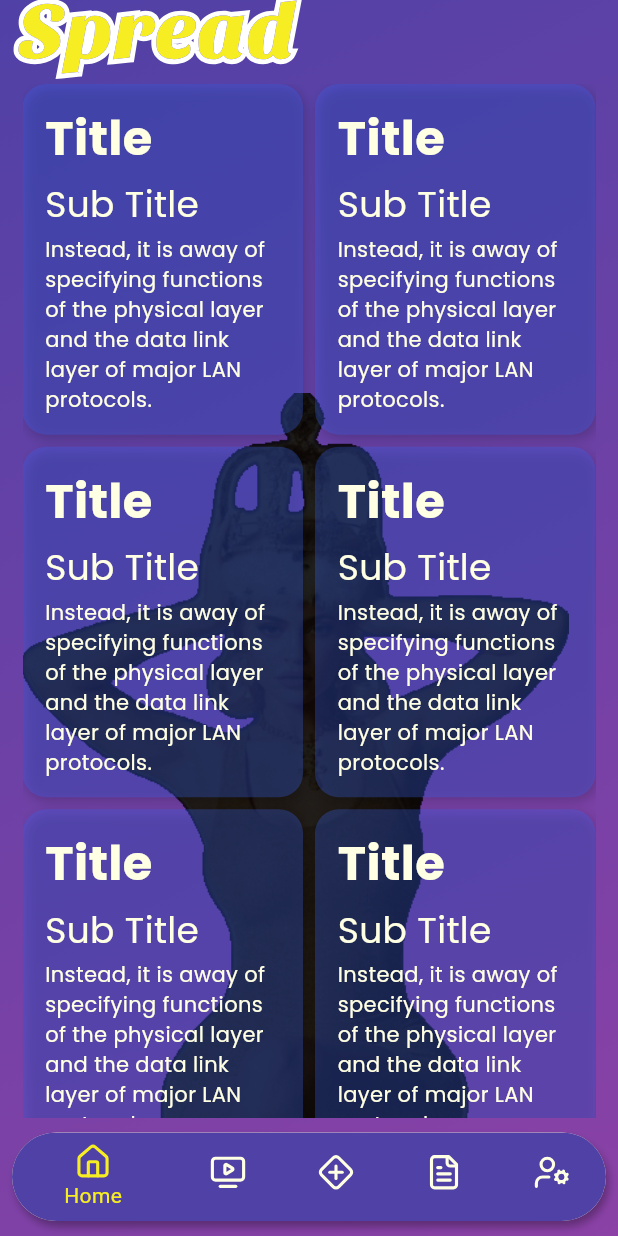
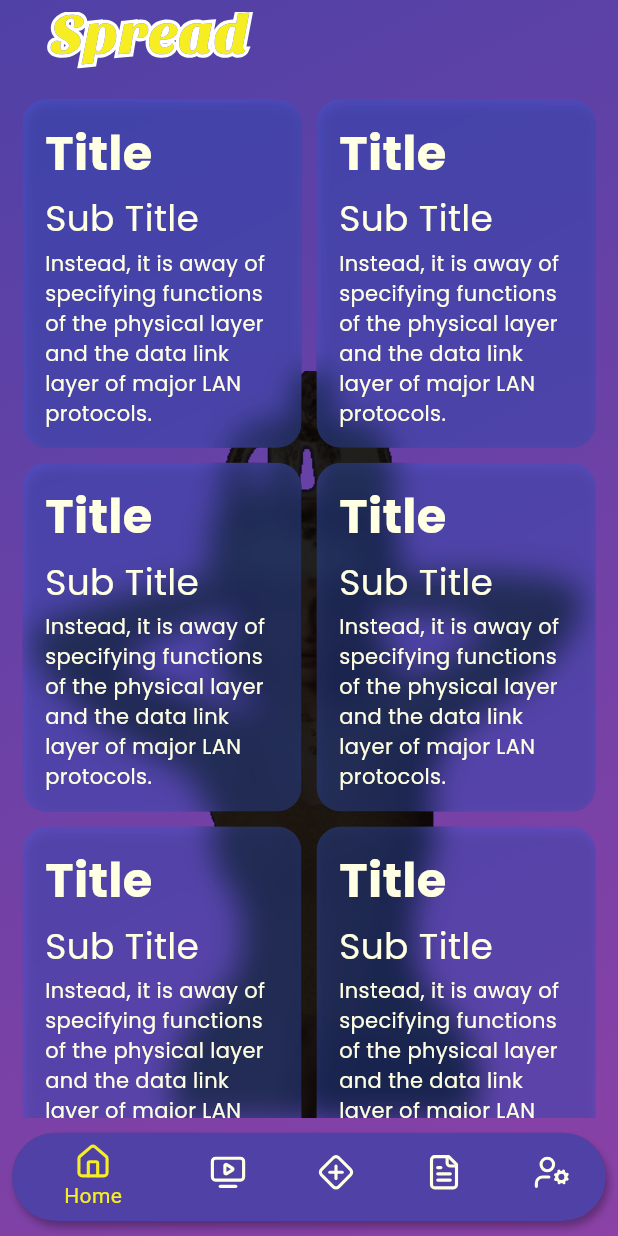
Before and after one commit to uchamod/Spread_app, a Flutter app: the screen it shows after launch, on a phone screen of 412 x 824 dp. Run offline on Flutter 3.47's test engine with Material 3 defaults, Android fonts, the phone set to English and light mode, and no system bars; our stand-ins replace flutter_svg, google_fonts; project files that could hold a hidden picture were left out.

Commit message:
add sliver appbar and blur effect for item show cards

```diff
--- a/lib/pages/main_pages/homepage.dart
+++ b/lib/pages/main_pages/homepage.dart
@@ -12,43 +12,59 @@ class HomePage extends StatelessWidget {
     return SafeArea(
       child: Scaffold(
         backgroundColor: Colors.transparent,
-        //appbar with logo
-        appBar: AppBar(
-          automaticallyImplyLeading: false,
-          leadingWidth: 210,
-          backgroundColor: Colors.transparent,
-          leading: SvgPicture.asset(
-            "assets/adult/Spread.svg",
-          ),
-        ),
-        body: Padding(
-          padding: const EdgeInsets.symmetric(horizontal: horPad),
-          child: Stack(
+
+        //add coustom scroll viwe
+        body: Stack(
           children: [
             Positioned(
-                top: MediaQuery.of(context).size.height * 0.25,
+              top: MediaQuery.of(context).size.height * 0.30,
+              left: 22,
               child: Image.asset(
                 "assets/adult/crown.png",
                 scale: 1.15,
               ),
             ),
-              SingleChildScrollView(
-                child: GridView.builder(
-                  itemCount: 10,
-                  shrinkWrap: true,
-                  physics: NeverScrollableScrollPhysics(),
-                  gridDelegate: const SliverGridDelegateWithFixedCrossAxisCount(
-                      crossAxisSpacing: 8,
+            CustomScrollView(
+              slivers: <Widget>[
+                //sliver app bar
+                SliverAppBar(
+                  backgroundColor: Colors.transparent,
+                  elevation: 12,
+
+                  expandedHeight: 50,
+                  floating: false,
+                  pinned: false,
+                  leadingWidth: 200,
+                  leading: IconButton(
+                    onPressed: () {},
+                    icon: SvgPicture.asset(
+                      "assets/adult/Spread.svg",
+                    ),
+                  ),
+
+                ),
+                //add padding for grid viwe
+                SliverPadding(
+                  padding: const EdgeInsets.symmetric(
+                      horizontal: horPad, vertical: verPad),
+                  sliver: SliverGrid(
+                    gridDelegate:
+                        const SliverGridDelegateWithFixedCrossAxisCount(
+                            crossAxisSpacing: 10,
                             crossAxisCount: 2,
-                      mainAxisSpacing: 8,
+                            mainAxisSpacing: 10,
                             childAspectRatio: 16 / 20),
-                  itemBuilder: (context, index) {
+                    delegate: SliverChildBuilderDelegate(
+                      (BuildContext context, int index) {
                         return ItemShowCard();
                       },
+                      childCount: 10,
+                    ),
                   ),
                 )
               ],
             ),
+          ],
         ),
       ),
     );
--- a/lib/pages/main_screen.dart
+++ b/lib/pages/main_screen.dart
@@ -49,7 +49,7 @@ class _MainScreenState extends State<MainScreen> {
           margin: const EdgeInsets.symmetric(horizontal: 8, vertical: verPad),
           decoration: BoxDecoration(
               borderRadius: BorderRadius.circular(32),
-              color: secondorywhite,
+              color: Colors.transparent,
               boxShadow: [
                 BoxShadow(
                     color: Colors.black.withOpacity(0.3),
@@ -60,7 +60,7 @@ class _MainScreenState extends State<MainScreen> {
             borderRadius: BorderRadius.circular(32),
             child: BottomNavigationBar(
                 type: BottomNavigationBarType.shifting,
-                backgroundColor: secondorywhite,
+                backgroundColor: Colors.transparent,
                 currentIndex: _selectedIndex,
                 elevation: 2,
                 selectedItemColor: primaryYellow,
--- a/lib/widgets/item_show_card.dart
+++ b/lib/widgets/item_show_card.dart
@@ -1,3 +1,5 @@
+import 'dart:ui';
+
 import 'package:flutter/material.dart';
 import 'package:spread/util/constants.dart';
 import 'package:spread/util/texystyles.dart';
@@ -7,8 +9,21 @@ class ItemShowCard extends StatelessWidget {
 
   @override
   Widget build(BuildContext context) {
-    return Container(
-      padding: const EdgeInsets.symmetric(horizontal: horPad, vertical: verPad),
+    return Stack(
+      children: [
+        //add blury backdrop
+        Positioned.fill(
+          child: ClipRRect(
+            borderRadius: BorderRadius.circular(16),
+            child: BackdropFilter(
+              filter: ImageFilter.blur(
+                sigmaX: 10,
+                sigmaY: 10,
+              ),
+              //coustom card
+              child: Container(
+                padding: const EdgeInsets.symmetric(
+                    horizontal: horPad, vertical: verPad),
                 decoration: BoxDecoration(
                   borderRadius: BorderRadius.circular(16),
                   color: cardColor,
@@ -40,6 +55,11 @@ class ItemShowCard extends StatelessWidget {
                     ),
                   ],
                 ),
+              ),
+            ),
+          ),
+        ),
+      ],
     );
   }
 }
```
Lines whose indentation alone changed are shown as unchanged.
